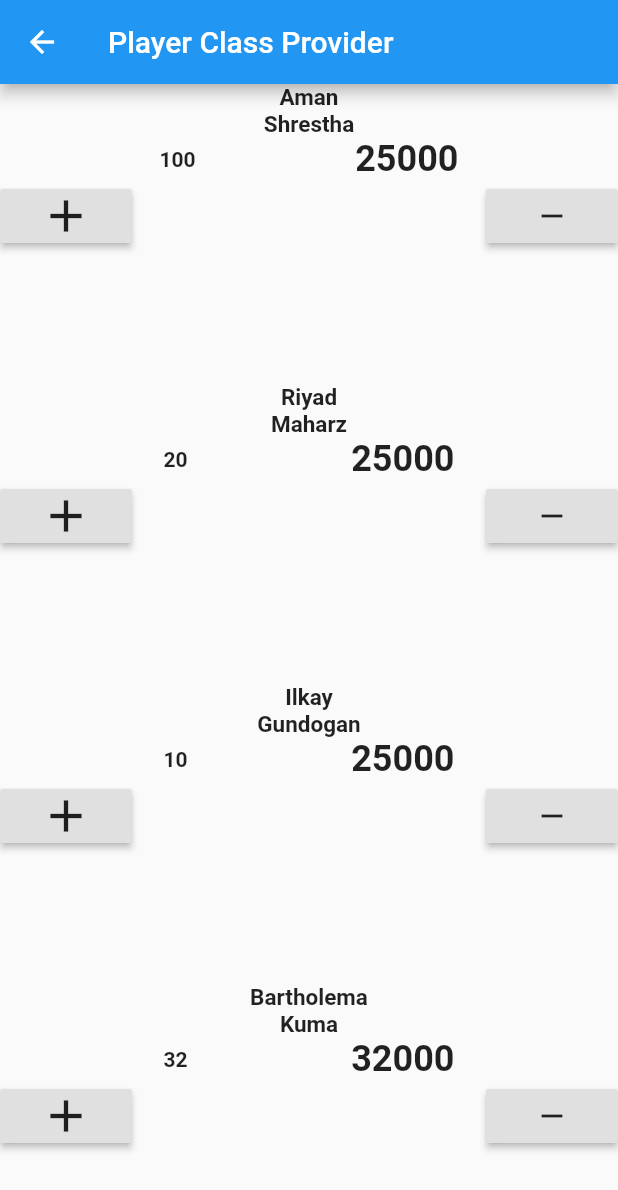
After one commit to sabil62/Routine, a Flutter app: the PlayerProvider screen opened directly, on a phone screen of 412 x 824 dp. The commit adds this screen. Shown: the top 1190 px of the screen. Run offline on Flutter 3.47's test engine with Material 2 defaults, Android fonts, the phone set to English and light mode, and no system bars; our stand-ins replace charts_flutter, flare_flutter; missing offline and left inert: flare_dart.

Commit message:
provider 3 with classes

```diff
--- /dev/null
+++ b/lib/provider3/playerProvider.dart
@@ -0,0 +1,97 @@
+import 'package:flutter/material.dart';
+import 'package:provider/provider.dart';
+import 'playerState.dart';
+
+class PlayerProvider extends StatelessWidget {
+  PlayerCount playerCount = PlayerCount();
+
+  @override
+  Widget build(BuildContext context) {
+    return MultiProvider(
+      providers: [
+        ChangeNotifierProvider<PlayerCount>(create: (context) => PlayerCount())
+      ],
+      child: Scaffold(
+        appBar: AppBar(
+          title: Text('Player Class Provider '),
+        ),
+        body: ListView.builder(
+            itemCount: playerCount
+                .players.length, //context.watch<PlayerCount>().players.length,
+            itemBuilder: (BuildContext context, index) {
+              return Container(
+                height: 200,
+                width: MediaQuery.of(context).size.width * 0.9,
+                child: Column(
+                  children: [
+                    Builder(
+                      builder: (BuildContext context) {
+                        return Text(
+                          context.watch<PlayerCount>().players[index].firstName,
+                          style: font(15.0),
+                        );
+                      },
+                    ),
+                    Builder(builder: (BuildContext context) {
+                      return Text(
+                        context.watch<PlayerCount>().players[index].lastName,
+                        style: font(15.0),
+                      );
+                    }),
+                    Builder(builder: (BuildContext context) {
+                      return Row(
+                        mainAxisAlignment: MainAxisAlignment.spaceEvenly,
+                        children: [
+                          Text(
+                            context
+                                .watch<PlayerCount>()
+                                .players[index]
+                                .rating
+                                .toString(),
+                            style: font(14.0),
+                          ),
+                          Text(
+                            context
+                                .watch<PlayerCount>()
+                                .players[index]
+                                .salary
+                                .toString(),
+                            style: font(24.0),
+                          )
+                        ],
+                      );
+                    }),
+                    Row(
+                      mainAxisAlignment: MainAxisAlignment.spaceBetween,
+                      children: [
+                        Builder(builder: (BuildContext context) {
+                          return RaisedButton(
+                              child: Icon(
+                                Icons.add,
+                                size: 36,
+                              ),
+                              onPressed: () {
+                                context.read<PlayerCount>().increment(index);
+                              });
+                        }),
+                        Builder(builder: (BuildContext context) {
+                          return RaisedButton(
+                              child: Icon(Icons.remove),
+                              onPressed: () {
+                                context.read<PlayerCount>().decrement(index);
+                              });
+                        }),
+                      ],
+                    ),
+                  ],
+                ),
+              );
+            }),
+      ),
+    );
+  }
+
+  TextStyle font(size) {
+    return TextStyle(fontSize: size, fontWeight: FontWeight.bold);
+  }
+}
--- /dev/null
+++ b/lib/provider3/playerState.dart
@@ -0,0 +1,41 @@
+import 'package:flutter/cupertino.dart';
+
+class PlayerCount extends ChangeNotifier {
+  var players = [
+    Player('Aman', 'Shrestha', 100, 25000),
+    Player("Riyad", "Maharz", 20, 25000),
+    Player('Ilkay', 'Gundogan', 10, 25000),
+    Player('Bartholema', 'Kuma', 32, 32000),
+    Player('Roronoa', 'Zoro', 32, 32000),
+    Player('Sanji', 'Vinsmoke', 20, 25000),
+    Player('Monkey', 'Luffy', 32, 32000),
+    Player("David", "Silva", 10, 25000),
+    Player("Lionel", "Messi", 20, 25000),
+    Player("Christiano", "Ronaldo", 32, 32000),
+    Player("David", "Villa", 20, 25000),
+    Player("David", "Silva", 30, 25000),
+    Player("Manuel", "singh", 40, 25000),
+    Player("Kuwasiki", "Honda", 30, 25000),
+    Player("Fernandino", "Rio", 40, 25000),
+    Player('Bartholema', 'Kuma', 32, 32000),
+    Player('Roronoa', 'Zoro', 32, 32000),
+    Player('Sanji', 'Vinsmoke', 20, 25000),
+  ];
+  void increment(index) {
+    players[index].salary += 1000;
+    notifyListeners();
+  }
+
+  void decrement(index) {
+    players[index].salary -= 1000;
+    notifyListeners();
+  }
+}
+
+class Player {
+  String firstName;
+  String lastName;
+  int rating;
+  int salary;
+  Player(this.firstName, this.lastName, this.rating, this.salary);
+}
```
Also changed, not shown: lib/Provider2_littleComplex/counterModel.dart (deleted, +0 -26 lines), lib/Provider2_littleComplex/counterOperations.dart (deleted, +0 -163 lines), lib/Provider2_littleComplex/homeCounterMain.dart (deleted, +0 -23 lines), lib/main.dart (+25 -10 lines), lib/provider2/salaryOperations.dart (+76 -76 lines), lib/provider2/salaryProvider.dart (+72 -4 lines), lib/provider3/playerOperation.dart (added, +52 -0 lines).
